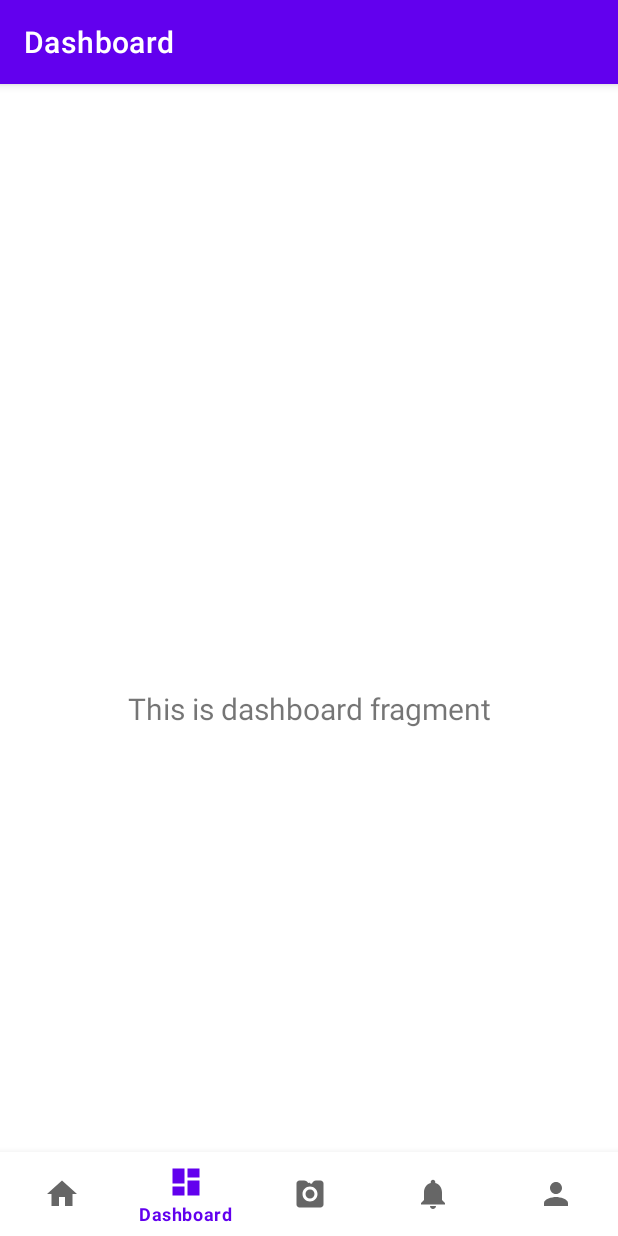
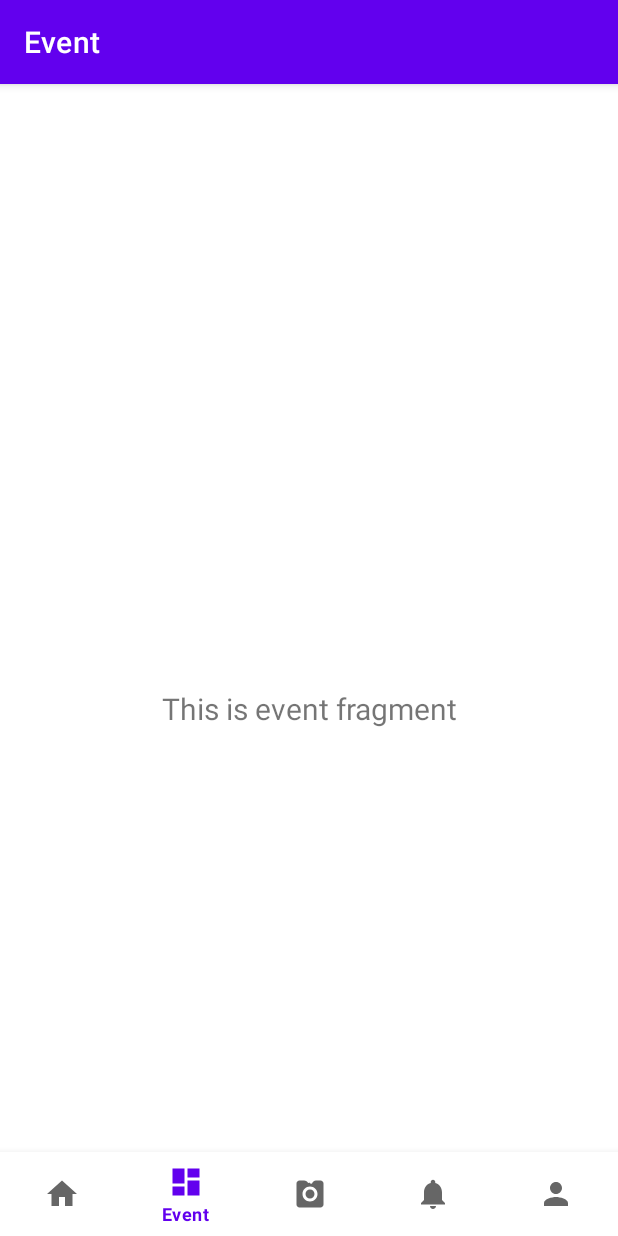
Before and after one commit to CMPUT301F24pekkas/mini-pekkas, an Android app: the EventFragment screen opened through its navigation route, on a phone screen of 412 x 824 dp. Run offline under Robolectric (Android 15) with nearby library versions, the phone set to English and light mode, and no system bars; our stand-ins replace navigation-ui.

Commit message:
renamed preset dsahboard to event

```diff
--- a/app/src/main/java/com/example/mini_pekkas/MainActivity.java
+++ b/app/src/main/java/com/example/mini_pekkas/MainActivity.java
@@ -26,7 +26,7 @@ public class MainActivity extends AppCompatActivity {
         // Passing each menu ID as a set of Ids because each
         // menu should be considered as top level destinations.
         AppBarConfiguration appBarConfiguration = new AppBarConfiguration.Builder(
-                R.id.navigation_home, R.id.navigation_dashboard, R.id.navigation_notifications, R.id.navigation_camera, R.id.navigation_profile)
+                R.id.navigation_home, R.id.navigation_event, R.id.navigation_notifications, R.id.navigation_camera, R.id.navigation_profile)
                 .build();
 
         //NavController navController = Navigation.findNavController(this, R.id.nav_host_fragment_activity_main);
--- a/app/src/main/java/com/example/mini_pekkas/ui/dashboard/DashboardFragment.java
+++ b/app/src/main/java/com/example/mini_pekkas/ui/event/EventFragment.java
@@ -1,4 +1,4 @@
-package com.example.mini_pekkas.ui.dashboard;
+package com.example.mini_pekkas.ui.event;
 
 import android.os.Bundle;
 import android.view.LayoutInflater;
@@ -10,22 +10,22 @@ import androidx.annotation.NonNull;
 import androidx.fragment.app.Fragment;
 import androidx.lifecycle.ViewModelProvider;
 
-import com.example.mini_pekkas.databinding.FragmentDashboardBinding;
+import com.example.mini_pekkas.databinding.FragmentNotificationsBinding;
 
-public class DashboardFragment extends Fragment {
+public class EventFragment extends Fragment {
 
-    private FragmentDashboardBinding binding;
+    private FragmentNotificationsBinding binding;
 
     public View onCreateView(@NonNull LayoutInflater inflater,
                              ViewGroup container, Bundle savedInstanceState) {
-        DashboardViewModel dashboardViewModel =
-                new ViewModelProvider(this).get(DashboardViewModel.class);
+        EventViewModel eventViewModel =
+                new ViewModelProvider(this).get(EventViewModel.class);
 
-        binding = FragmentDashboardBinding.inflate(inflater, container, false);
+        binding = FragmentNotificationsBinding.inflate(inflater, container, false);
         View root = binding.getRoot();
 
-        final TextView textView = binding.textDashboard;
-        dashboardViewModel.getText().observe(getViewLifecycleOwner(), textView::setText);
+        final TextView textView = binding.textNotifications;
+        eventViewModel.getText().observe(getViewLifecycleOwner(), textView::setText);
         return root;
     }
 
--- a/app/src/main/java/com/example/mini_pekkas/ui/dashboard/DashboardViewModel.java
+++ b/app/src/main/java/com/example/mini_pekkas/ui/event/EventViewModel.java
@@ -1,16 +1,16 @@
-package com.example.mini_pekkas.ui.dashboard;
+package com.example.mini_pekkas.ui.event;
 
 import androidx.lifecycle.LiveData;
 import androidx.lifecycle.MutableLiveData;
 import androidx.lifecycle.ViewModel;
 
-public class DashboardViewModel extends ViewModel {
+public class EventViewModel extends ViewModel {
 
     private final MutableLiveData<String> mText;
 
-    public DashboardViewModel() {
+    public EventViewModel() {
         mText = new MutableLiveData<>();
-        mText.setValue("This is dashboard fragment");
+        mText.setValue("This is event fragment");
     }
 
     public LiveData<String> getText() {
--- a/app/src/main/res/layout/fragment_dashboard.xml
+++ b/app/src/main/res/layout/fragment_event.xml
@@ -4,7 +4,7 @@
     xmlns:tools="http://schemas.android.com/tools"
     android:layout_width="match_parent"
     android:layout_height="match_parent"
-    tools:context=".ui.dashboard.DashboardFragment">
+    tools:context=".ui.event.EventFragment">
 
     <TextView
         android:id="@+id/text_dashboard"
--- a/app/src/main/res/menu/bottom_nav_menu.xml
+++ b/app/src/main/res/menu/bottom_nav_menu.xml
@@ -7,9 +7,9 @@
         android:title="@string/title_home" />
 
     <item
-        android:id="@+id/navigation_dashboard"
+        android:id="@+id/navigation_event"
         android:icon="@drawable/ic_dashboard_black_24dp"
-        android:title="@string/title_dashboard" />
+        android:title="@string/title_event" />
 
     <item
         android:id="@+id/navigation_camera"
--- a/app/src/main/res/navigation/mobile_navigation.xml
+++ b/app/src/main/res/navigation/mobile_navigation.xml
@@ -12,10 +12,10 @@
         tools:layout="@layout/fragment_home" />
 
     <fragment
-        android:id="@+id/navigation_dashboard"
-        android:name="com.example.mini_pekkas.ui.dashboard.DashboardFragment"
-        android:label="@string/title_dashboard"
-        tools:layout="@layout/fragment_dashboard" />
+        android:id="@+id/navigation_event"
+        android:name="com.example.mini_pekkas.ui.event.EventFragment"
+        android:label="@string/title_event"
+        tools:layout="@layout/fragment_event" />
 
     <fragment
         android:id="@+id/navigation_camera"
--- a/app/src/main/res/values/strings.xml
+++ b/app/src/main/res/values/strings.xml
@@ -1,7 +1,7 @@
 <resources>
     <string name="app_name">mini-pekkas</string>
     <string name="title_home">Home</string>
-    <string name="title_dashboard">Dashboard</string>
+    <string name="title_event">Event</string>
     <string name="title_notifications">Notifications</string>
     <string name="title_camera">Camera</string>
     <string name="title_profile">Profile</string>
```
